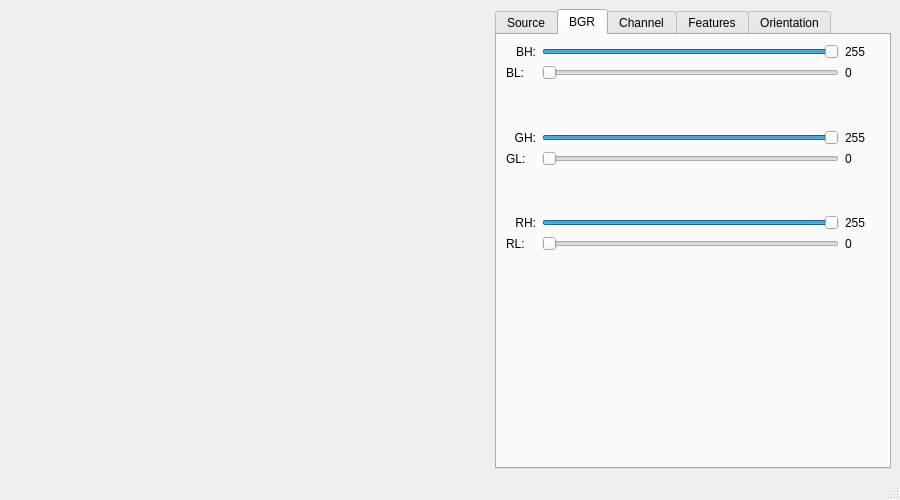
First picture: the form in src/visionTuner.ui, repository NicolasNewman/FRC-Vision-Tuner, before the edit.
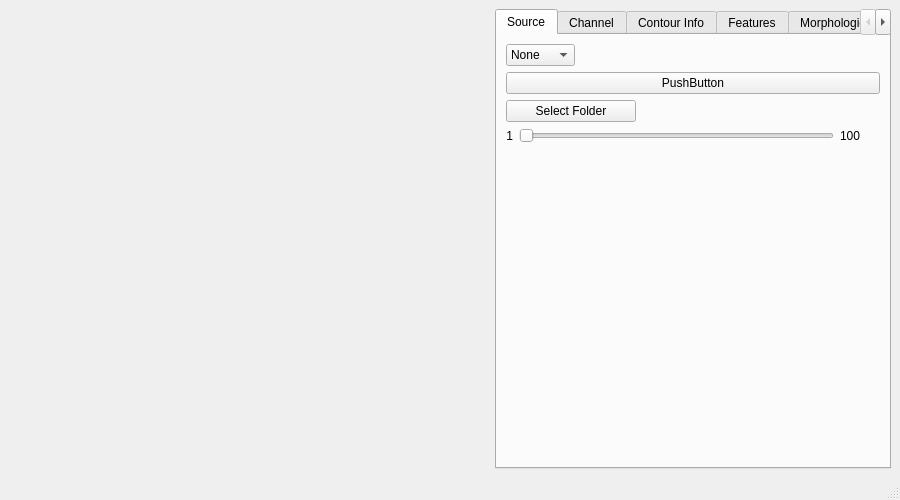
Second picture: the form after the edit. The open tabs and pages were chosen to show the change.

Commit message: added ip camera and removed hsv filtering

Diff of the .ui file:
```diff
--- a/src/visionTuner.ui
+++ b/src/visionTuner.ui
@@ -55,7 +55,7 @@
           <string>Source</string>
          </attribute>
          <layout class="QGridLayout" name="gridLayout_2">
-          <item row="3" column="0">
+          <item row="2" column="0">
            <layout class="QVBoxLayout" name="layoutFolder">
             <item>
              <layout class="QHBoxLayout" name="horizontalLayout_3">
@@ -129,7 +129,7 @@
             </item>
            </layout>
           </item>
-          <item row="1" column="0">
+          <item row="0" column="0">
            <layout class="QVBoxLayout" name="verticalLayout">
             <item>
              <layout class="QHBoxLayout" name="horizontalLayout_2">
@@ -150,6 +150,11 @@
                   <string>Folder</string>
                  </property>
                 </item>
+                <item>
+                 <property name="text">
+                  <string>Stream</string>
+                 </property>
+                </item>
                </widget>
               </item>
               <item>
@@ -169,7 +174,7 @@
             </item>
            </layout>
           </item>
-          <item row="2" column="0">
+          <item row="1" column="0">
            <layout class="QVBoxLayout" name="layoutVideo">
             <item>
              <widget class="QPushButton" name="pushButton">
@@ -180,7 +185,7 @@
             </item>
            </layout>
           </item>
-          <item row="4" column="0">
+          <item row="3" column="0">
            <spacer name="verticalSpacer">
             <property name="orientation">
              <enum>Qt::Vertical</enum>
@@ -193,438 +198,6 @@
             </property>
            </spacer>
           </item>
-          <item row="0" column="0">
-           <layout class="QHBoxLayout" name="horizontalLayout_8">
-            <item>
-             <widget class="QComboBox" name="comboFilterMode">
-              <property name="minimumSize">
-               <size>
-                <width>210</width>
-                <height>0</height>
-               </size>
-              </property>
-              <property name="maximumSize">
-               <size>
-                <width>210</width>
-                <height>16777215</height>
-               </size>
-              </property>
-              <item>
-               <property name="text">
-                <string>Channel Subtraction</string>
-               </property>
-              </item>
-              <item>
-               <property name="text">
-                <string>BGR Treshold</string>
-               </property>
-              </item>
-             </widget>
-            </item>
-            <item>
-             <spacer name="horizontalSpacer_2">
-              <property name="orientation">
-               <enum>Qt::Horizontal</enum>
-              </property>
-              <property name="sizeType">
-               <enum>QSizePolicy::Expanding</enum>
-              </property>
-              <property name="sizeHint" stdset="0">
-               <size>
-                <width>40</width>
-                <height>20</height>
-               </size>
-              </property>
-             </spacer>
-            </item>
-           </layout>
-          </item>
-         </layout>
-        </widget>
-        <widget class="QWidget" name="tabHSV">
-         <property name="enabled">
-          <bool>true</bool>
-         </property>
-         <property name="styleSheet">
-          <string notr="true"/>
-         </property>
-         <attribute name="title">
-          <string>BGR</string>
-         </attribute>
-         <layout class="QGridLayout" name="gridLayout_3">
-          <item row="0" column="0">
-           <layout class="QVBoxLayout" name="verticalLayout_2">
-            <item>
-             <layout class="QHBoxLayout" name="layoutHSV_HH">
-              <item>
-               <widget class="QLabel" name="label_2">
-                <property name="minimumSize">
-                 <size>
-                  <width>30</width>
-                  <height>0</height>
-                 </size>
-                </property>
-                <property name="maximumSize">
-                 <size>
-                  <width>30</width>
-                  <height>16777215</height>
-                 </size>
-                </property>
-                <property name="text">
-                 <string>BH:</string>
-                </property>
-                <property name="alignment">
-                 <set>Qt::AlignRight|Qt::AlignTrailing|Qt::AlignVCenter</set>
-                </property>
-               </widget>
-              </item>
-              <item>
-               <widget class="QSlider" name="sliderHSV_HH">
-                <property name="maximum">
-                 <number>255</number>
-                </property>
-                <property name="value">
-                 <number>255</number>
-                </property>
-                <property name="orientation">
-                 <enum>Qt::Horizontal</enum>
-                </property>
-               </widget>
-              </item>
-              <item>
-               <widget class="QLabel" name="labelHSV_HH">
-                <property name="minimumSize">
-                 <size>
-                  <width>35</width>
-                  <height>0</height>
-                 </size>
-                </property>
-                <property name="maximumSize">
-                 <size>
-                  <width>35</width>
-                  <height>16777215</height>
-                 </size>
-                </property>
-                <property name="text">
-                 <string>255</string>
-                </property>
-               </widget>
-              </item>
-             </layout>
-            </item>
-            <item>
-             <layout class="QHBoxLayout" name="layoutHSV_HL">
-              <item>
-               <widget class="QLabel" name="label_5">
-                <property name="minimumSize">
-                 <size>
-                  <width>30</width>
-                  <height>0</height>
-                 </size>
-                </property>
-                <property name="maximumSize">
-                 <size>
-                  <width>30</width>
-                  <height>16777215</height>
-                 </size>
-                </property>
-                <property name="text">
-                 <string>BL:</string>
-                </property>
-               </widget>
-              </item>
-              <item>
-               <widget class="QSlider" name="sliderHSV_HL">
-                <property name="maximum">
-                 <number>255</number>
-                </property>
-                <property name="orientation">
-                 <enum>Qt::Horizontal</enum>
-                </property>
-               </widget>
-              </item>
-              <item>
-               <widget class="QLabel" name="labelHSV_HL">
-                <property name="minimumSize">
-                 <size>
-                  <width>35</width>
-                  <height>0</height>
-                 </size>
-                </property>
-                <property name="maximumSize">
-                 <size>
-                  <width>35</width>
-                  <height>16777215</height>
-                 </size>
-                </property>
-                <property name="text">
-                 <string>0</string>
-                </property>
-               </widget>
-              </item>
-             </layout>
-            </item>
-            <item>
-             <spacer name="verticalSpacer_3">
-              <property name="orientation">
-               <enum>Qt::Vertical</enum>
-              </property>
-              <property name="sizeHint" stdset="0">
-               <size>
-                <width>20</width>
-                <height>10</height>
-               </size>
-              </property>
-             </spacer>
-            </item>
-            <item>
-             <layout class="QHBoxLayout" name="layoutHSV_SH">
-              <item>
-               <widget class="QLabel" name="label_3">
-                <property name="minimumSize">
-                 <size>
-                  <width>30</width>
-                  <height>0</height>
-                 </size>
-                </property>
-                <property name="maximumSize">
-                 <size>
-                  <width>30</width>
-                  <height>16777215</height>
-                 </size>
-                </property>
-                <property name="text">
-                 <string>GH:</string>
-                </property>
-                <property name="alignment">
-                 <set>Qt::AlignRight|Qt::AlignTrailing|Qt::AlignVCenter</set>
-                </property>
-               </widget>
-              </item>
-              <item>
-               <widget class="QSlider" name="sliderHSV_SH">
-                <property name="maximum">
-                 <number>255</number>
-                </property>
-                <property name="value">
-                 <number>255</number>
-                </property>
-                <property name="orientation">
-                 <enum>Qt::Horizontal</enum>
-                </property>
-               </widget>
-              </item>
-              <item>
-               <widget class="QLabel" name="labelHSV_SH">
-                <property name="minimumSize">
-                 <size>
-                  <width>35</width>
-                  <height>0</height>
-                 </size>
-                </property>
-                <property name="maximumSize">
-                 <size>
-                  <width>35</width>
-                  <height>16777215</height>
-                 </size>
-                </property>
-                <property name="text">
-                 <string>255</string>
-                </property>
-               </widget>
-              </item>
-             </layout>
-            </item>
-            <item>
-             <layout class="QHBoxLayout" name="layoutHSV_SL">
-              <item>
-               <widget class="QLabel" name="label_7">
-                <property name="minimumSize">
-                 <size>
-                  <width>30</width>
-                  <height>0</height>
-                 </size>
-                </property>
-                <property name="maximumSize">
-                 <size>
-                  <width>30</width>
-                  <height>16777215</height>
-                 </size>
-                </property>
-                <property name="text">
-                 <string>GL:</string>
-                </property>
-               </widget>
-              </item>
-              <item>
-               <widget class="QSlider" name="sliderHSV_SL">
-                <property name="maximum">
-                 <number>255</number>
-                </property>
-                <property name="orientation">
-                 <enum>Qt::Horizontal</enum>
-                </property>
-               </widget>
-              </item>
-              <item>
-               <widget class="QLabel" name="labelHSV_SL">
-                <property name="minimumSize">
-                 <size>
-                  <width>35</width>
-                  <height>0</height>
-                 </size>
-                </property>
-                <property name="maximumSize">
-                 <size>
-                  <width>35</width>
-                  <height>16777215</height>
-                 </size>
-                </property>
-                <property name="text">
-                 <string>0</string>
-                </property>
-               </widget>
-              </item>
-             </layout>
-            </item>
-            <item>
-             <spacer name="verticalSpacer_4">
-              <property name="orientation">
-               <enum>Qt::Vertical</enum>
-              </property>
-              <property name="sizeHint" stdset="0">
-               <size>
-                <width>20</width>
-                <height>10</height>
-               </size>
-              </property>
-             </spacer>
-            </item>
-            <item>
-             <layout class="QHBoxLayout" name="layoutHSV_VH">
-              <item>
-               <widget class="QLabel" name="label_4">
-                <property name="minimumSize">
-                 <size>
-                  <width>30</width>
-                  <height>0</height>
-                 </size>
-                </property>
-                <property name="maximumSize">
-                 <size>
-                  <width>30</width>
-                  <height>16777215</height>
-                 </size>
-                </property>
-                <property name="text">
-                 <string>RH:</string>
-                </property>
-                <property name="alignment">
-                 <set>Qt::AlignRight|Qt::AlignTrailing|Qt::AlignVCenter</set>
-                </property>
-               </widget>
-              </item>
-              <item>
-               <widget class="QSlider" name="sliderHSV_VH">
-                <property name="maximum">
-                 <number>255</number>
-                </property>
-                <property name="value">
-                 <number>255</number>
-                </property>
-                <property name="orientation">
-                 <enum>Qt::Horizontal</enum>
-                </property>
-               </widget>
-              </item>
-              <item>
-               <widget class="QLabel" name="labelHSV_VH">
-                <property name="minimumSize">
-                 <size>
-                  <width>35</width>
-                  <height>0</height>
-                 </size>
-                </property>
-                <property name="maximumSize">
-                 <size>
-                  <width>35</width>
-                  <height>16777215</height>
-                 </size>
-                </property>
-                <property name="text">
-                 <string>255</string>
-                </property>
-               </widget>
-              </item>
-             </layout>
-            </item>
-            <item>
-             <layout class="QHBoxLayout" name="layoutHSV_VL">
-              <item>
-               <widget class="QLabel" name="label_8">
-                <property name="minimumSize">
-                 <size>
-                  <width>30</width>
-                  <height>0</height>
-                 </size>
-                </property>
-                <property name="maximumSize">
-                 <size>
-                  <width>30</width>
-                  <height>16777215</height>
-                 </size>
-                </property>
-                <property name="text">
-                 <string>RL:</string>
-                </property>
-               </widget>
-              </item>
-              <item>
-               <widget class="QSlider" name="sliderHSV_VL">
-                <property name="maximum">
-                 <number>255</number>
-                </property>
-                <property name="orientation">
-                 <enum>Qt::Horizontal</enum>
-                </property>
-               </widget>
-              </item>
-              <item>
-               <widget class="QLabel" name="labelHSV_VL">
-                <property name="minimumSize">
-                 <size>
-                  <width>35</width>
-                  <height>0</height>
-                 </size>
-                </property>
-                <property name="maximumSize">
-                 <size>
-                  <width>35</width>
-                  <height>16777215</height>
-                 </size>
-                </property>
-                <property name="text">
-                 <string>0</string>
-                </property>
-               </widget>
-              </item>
-             </layout>
-            </item>
-           </layout>
-          </item>
-          <item row="7" column="0">
-           <spacer name="verticalSpacer_2">
-            <property name="orientation">
-             <enum>Qt::Vertical</enum>
-            </property>
-            <property name="sizeHint" stdset="0">
-             <size>
-              <width>20</width>
-              <height>40</height>
-             </size>
-            </property>
-           </spacer>
-          </item>
          </layout>
         </widget>
         <widget class="QWidget" name="tabChannel">
@@ -819,6 +392,33 @@
           </item>
          </layout>
         </widget>
+        <widget class="QWidget" name="tab_2">
+         <attribute name="title">
+          <string>Contour Info</string>
+         </attribute>
+         <layout class="QGridLayout" name="gridLayout_7">
+          <item row="0" column="0">
+           <layout class="QVBoxLayout" name="verticalLayout_6">
+            <item>
+             <widget class="QCheckBox" name="checkContourInfo">
+              <property name="text">
+               <string>Show ID</string>
+              </property>
+             </widget>
+            </item>
+            <item>
+             <layout class="QHBoxLayout" name="horizontalLayout_13"/>
+            </item>
+            <item>
+             <layout class="QHBoxLayout" name="horizontalLayout_15"/>
+            </item>
+            <item>
+             <layout class="QHBoxLayout" name="horizontalLayout_12"/>
+            </item>
+           </layout>
+          </item>
+         </layout>
+        </widget>
         <widget class="QWidget" name="tabFeatures">
          <attribute name="title">
           <string>Features</string>
@@ -1333,6 +933,125 @@
           </item>
          </layout>
         </widget>
+        <widget class="QWidget" name="tab">
+         <attribute name="title">
+          <string>Morphological</string>
+         </attribute>
+         <layout class="QGridLayout" name="gridLayout_3">
+          <item row="0" column="0">
+           <layout class="QVBoxLayout" name="verticalLayout_2">
+            <item>
+             <layout class="QHBoxLayout" name="horizontalLayout_8">
+              <item>
+               <widget class="QLabel" name="label_4">
+                <property name="text">
+                 <string>Kernel Size:</string>
+                </property>
+               </widget>
+              </item>
+              <item>
+               <widget class="QSlider" name="sliderMorphKernel">
+                <property name="maximum">
+                 <number>10</number>
+                </property>
+                <property name="orientation">
+                 <enum>Qt::Horizontal</enum>
+                </property>
+               </widget>
+              </item>
+              <item>
+               <widget class="QLabel" name="labelMorphKernel">
+                <property name="minimumSize">
+                 <size>
+                  <width>35</width>
+                  <height>0</height>
+                 </size>
+                </property>
+                <property name="maximumSize">
+                 <size>
+                  <width>35</width>
+                  <height>16777215</height>
+                 </size>
+                </property>
+                <property name="text">
+                 <string>0</string>
+                </property>
+               </widget>
+              </item>
+             </layout>
+            </item>
+            <item>
+             <layout class="QHBoxLayout" name="horizontalLayout_14">
+              <item>
+               <widget class="QLabel" name="label_5">
+                <property name="minimumSize">
+                 <size>
+                  <width>100</width>
+                  <height>0</height>
+                 </size>
+                </property>
+                <property name="maximumSize">
+                 <size>
+                  <width>100</width>
+                  <height>16777215</height>
+                 </size>
+                </property>
+                <property name="text">
+                 <string>Iteration:</string>
+                </property>
+                <property name="alignment">
+                 <set>Qt::AlignRight|Qt::AlignTrailing|Qt::AlignVCenter</set>
+                </property>
+               </widget>
+              </item>
+              <item>
+               <widget class="QSlider" name="sliderMorphIteration">
+                <property name="maximum">
+                 <number>5</number>
+                </property>
+                <property name="orientation">
+                 <enum>Qt::Horizontal</enum>
+                </property>
+               </widget>
+              </item>
+              <item>
+               <widget class="QLabel" name="labelMorphIteration">
+                <property name="minimumSize">
+                 <size>
+                  <width>35</width>
+                  <height>0</height>
+                 </size>
+                </property>
+                <property name="maximumSize">
+                 <size>
+                  <width>35</width>
+                  <height>16777215</height>
+                 </size>
+                </property>
+                <property name="text">
+                 <string>0</string>
+                </property>
+               </widget>
+              </item>
+             </layout>
+            </item>
+           </layout>
+          </item>
+          <item row="1" column="0">
+           <spacer name="verticalSpacer_2">
+            <property name="orientation">
+             <enum>Qt::Vertical</enum>
+            </property>
+            <property name="sizeHint" stdset="0">
+             <size>
+              <width>20</width>
+              <height>40</height>
+             </size>
+            </property>
+           </spacer>
+          </item>
+         </layout>
+        </widget>
         <widget class="QWidget" name="tabOrientation">
          <attribute name="title">
           <string>Orientation</string>
```
The commit also changes 1 other file.
